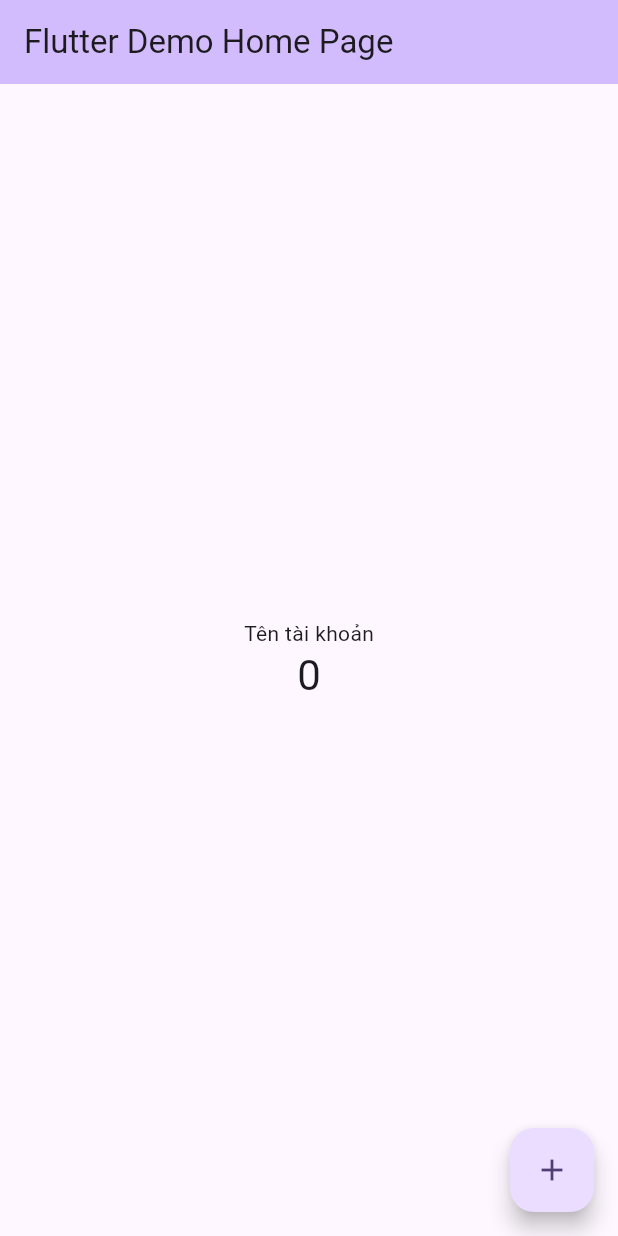
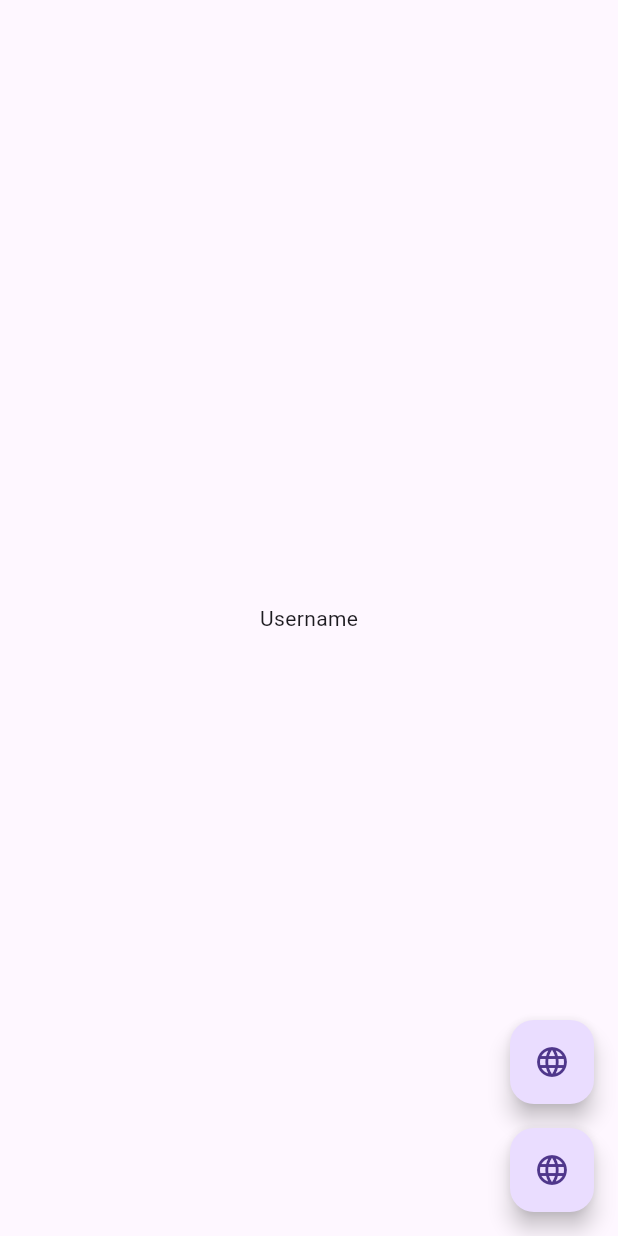
Before and after one commit to TrungVan1519/refs-flutter-architecture-v1, a Flutter app: the screen it shows after launch, on a phone screen of 412 x 824 dp. Run offline on Flutter 3.47's test engine with Material 3 defaults, Android fonts, the phone set to English and light mode, and no system bars; our stand-ins replace flutter_riverpod; generated files the repository leaves out were written again.

Commit message:
Update i18n in base_app

```diff
--- /dev/null
+++ b/base_app/lib/core/providers/nod_app_setting.dart
@@ -0,0 +1,15 @@
+import 'package:base_app/core/utils/app_constants.dart';
+import 'package:flutter_riverpod/flutter_riverpod.dart';
+
+class AppSettingNotifier extends StateNotifier<String> {
+  AppSettingNotifier()
+      : super(AppConstants.supportedLocales.first.languageCode);
+
+  void setLangCode(String langCode) {
+    state = langCode;
+  }
+}
+
+final nodAppSetting = StateNotifierProvider<AppSettingNotifier, String>((ref) {
+  return AppSettingNotifier();
+});
--- a/base_app/lib/main.dart
+++ b/base_app/lib/main.dart
@@ -1,4 +1,5 @@
 import 'package:base_app/core/extensions/contextx.dart';
+import 'package:base_app/core/providers/nod_app_setting.dart';
 import 'package:base_app/core/utils/app_constants.dart';
 import 'package:flutter/material.dart';
 import 'package:flutter_gen/gen_l10n/app_localizations.dart';
@@ -11,18 +12,16 @@ void main() async {
   runApp(const ProviderScope(child: MyApp()));
 }
 
-class MyApp extends StatelessWidget {
+class MyApp extends ConsumerWidget {
   const MyApp({super.key});
 
   @override
-  Widget build(BuildContext context) {
+  Widget build(BuildContext context, WidgetRef ref) {
+    final langCode = ref.watch(nodAppSetting);
+    final locale = Locale(langCode);
+
     return MaterialApp(
-      title: 'Flutter Demo',
-      theme: ThemeData(
-        colorScheme: ColorScheme.fromSeed(seedColor: Colors.deepPurple),
-        useMaterial3: true,
-      ),
-      locale: const Locale('vi'),
+      locale: locale,
       localizationsDelegates: const [
         AppLocalizations.delegate,
         GlobalMaterialLocalizations.delegate,
@@ -30,52 +29,36 @@ class MyApp extends StatelessWidget {
         GlobalCupertinoLocalizations.delegate,
       ],
       supportedLocales: AppConstants.supportedLocales,
-      home: const MyHomePage(title: 'Flutter Demo Home Page'),
+      home: const MyHomePage(),
     );
   }
 }
 
-class MyHomePage extends StatefulWidget {
-  const MyHomePage({super.key, required this.title});
-
-  final String title;
+class MyHomePage extends ConsumerWidget {
+  const MyHomePage({super.key});
 
   @override
-  State<MyHomePage> createState() => _MyHomePageState();
-}
-
-class _MyHomePageState extends State<MyHomePage> {
-  int _counter = 0;
-
-  void _incrementCounter() {
-    setState(() {
-      _counter++;
-    });
-  }
-
-  @override
-  Widget build(BuildContext context) {
+  Widget build(BuildContext context, WidgetRef ref) {
     return Scaffold(
-      appBar: AppBar(
-        backgroundColor: Theme.of(context).colorScheme.inversePrimary,
-        title: Text(widget.title),
-      ),
-      body: Center(
-        child: Column(
-          mainAxisAlignment: MainAxisAlignment.center,
-          children: <Widget>[
-            Text(context.lang.username),
-            Text(
-              '$_counter',
-              style: Theme.of(context).textTheme.headlineMedium,
-            ),
-          ],
-        ),
-      ),
-      floatingActionButton: FloatingActionButton(
-        onPressed: _incrementCounter,
-        tooltip: 'Increment',
-        child: const Icon(Icons.add),
+      body: Center(child: Text(context.lang.username)),
+      floatingActionButton: Column(
+        mainAxisAlignment: MainAxisAlignment.end,
+        children: AppConstants.supportedLocales
+            .map(
+              (el) => Container(
+                margin: const EdgeInsets.only(top: 16),
+                child: FloatingActionButton(
+                  onPressed: () {
+                    ref
+                        .read(nodAppSetting.notifier)
+                        .setLangCode(el.languageCode);
+                  },
+                  tooltip: el.languageCode,
+                  child: const Icon(Icons.language),
+                ),
+              ),
+            )
+            .toList(),
       ),
     );
   }
```
